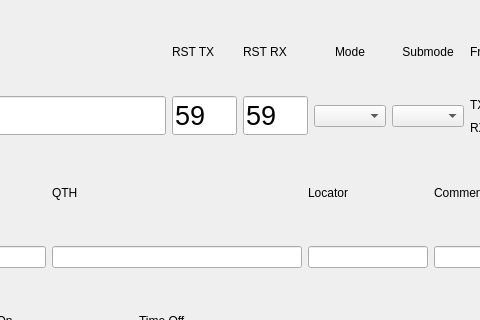
Before: the Qt Designer form ui/NewContactWidget.ui in k5mcd/QLog, drawn with Qt 5; both pictures show x 145 to 625 and y 0 to 320 of the 1473 by 798 pixel window.
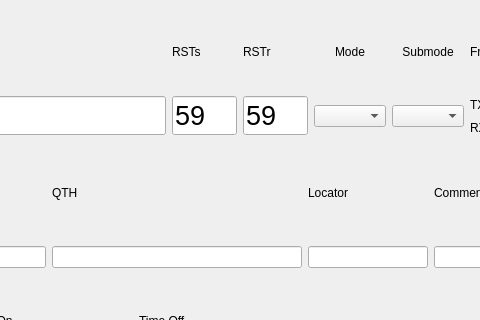
After: the same form once the commit is applied. Icons and pictures are not drawn. Custom widgets are drawn as their Qt base class.

Commit message: Fixed #4 - Renaming RSTs, RSTr, QSLs, QSLr etc

```diff
--- a/ui/NewContactWidget.ui
+++ b/ui/NewContactWidget.ui
@@ -191,7 +191,7 @@
          <item row="0" column="2">
           <widget class="QLabel" name="rstRcvdLabel">
            <property name="text">
-            <string>RST RX</string>
+            <string>RSTr</string>
            </property>
           </widget>
          </item>
@@ -308,7 +308,7 @@
          <item row="0" column="1">
           <widget class="QLabel" name="rstSentLabel">
            <property name="text">
-            <string>RST TX</string>
+            <string>RSTs</string>
            </property>
           </widget>
          </item>
```
The commit also changes 1 other file.
